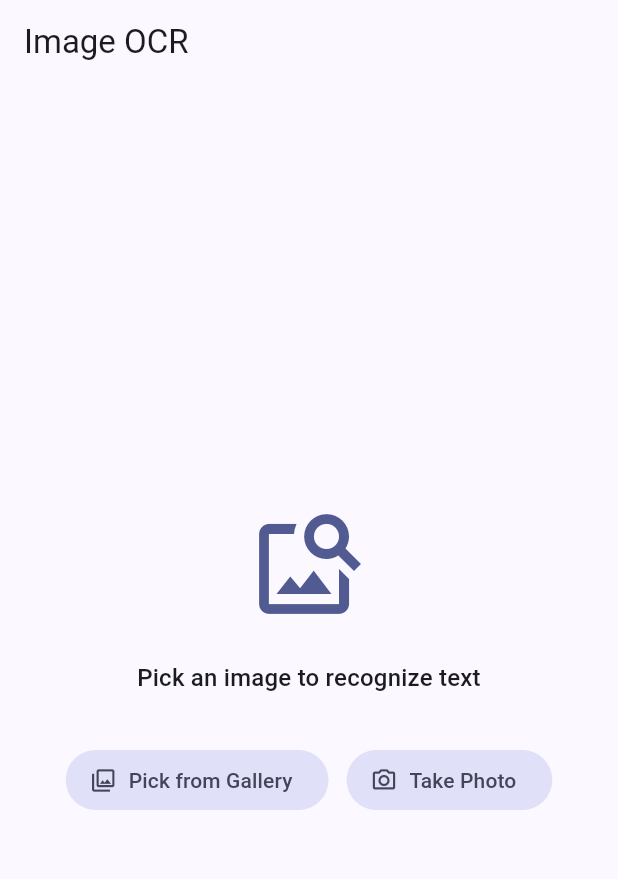
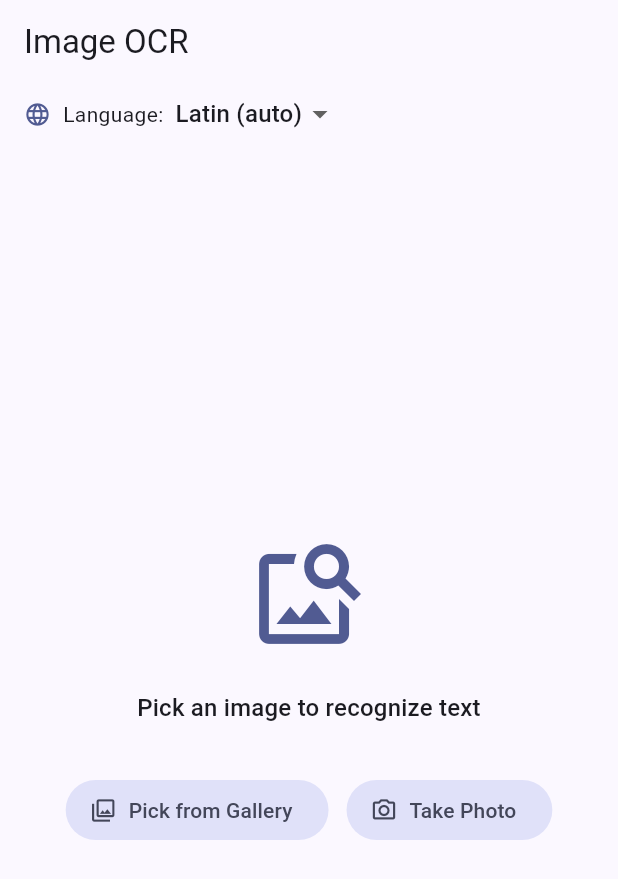
Before and after one commit to ayush-tech-hub/Reader, a Flutter app: the ImageOcrScreen screen opened by its route, on a phone screen of 412 x 824 dp. Shown: the top 879 px of the screen. Run offline on Flutter 3.47's test engine with Material 3 defaults, Android fonts, the phone set to English and light mode, and no system bars; our stand-ins replace equatable, file_picker, flutter_markdown, flutter_riverpod, flutter_tts, go_router and 8 more; missing offline and left inert: pdfrx; accounts and stored records are empty; generated files the repository leaves out were written again.

Commit message:
feat: multi-language OCR support (Chinese, Japanese, Korean, Devanagari)
Adds 4 additional ML Kit text-recognition packages (chinese, devanagari,
japanese, korean) to build.gradle.kts alongside the existing Latin model.

OcrHandler.kt now accepts an optional `script` parameter on all three
method calls (recognizeImage, recognizePdf, recognizeImageBatch) and picks
the matching TextRecognizer via a single `recognizerForScript()` helper.

On the Flutter side, OcrEngine exposes the same `script` named parameter,
OcrJobNotifier threads it through all three public recognition methods, and
a new OcrScriptSelector widget (Latin/Chinese/Devanagari/Japanese/Korean
dropdown) is embedded in the ImageOcr, CameraOcr, and BatchOcr screens so
users can choose the writing system before running recognition.

Co-Authored-By: Claude Sonnet 4.6 <noreply@anthropic.com>
Claude-Session: https://claude.ai/code/session_01H3EJJaNRERMnpKgmLmd9dN

```diff
--- a/lib/features/ocr/presentation/screens/image_ocr_screen.dart
+++ b/lib/features/ocr/presentation/screens/image_ocr_screen.dart
@@ -7,6 +7,7 @@ import 'package:flutter_riverpod/flutter_riverpod.dart';
 import 'package:image_picker/image_picker.dart';
 
 import '../providers/ocr_providers.dart';
+import '../widgets/ocr_script_selector.dart';
 import 'ocr_result_screen.dart';
 
 /// Screen for picking one or more images and running OCR on them.
@@ -25,6 +26,7 @@ class ImageOcrScreen extends ConsumerStatefulWidget {
 class _ImageOcrScreenState extends ConsumerState<ImageOcrScreen> {
   final _picker = ImagePicker();
   XFile? _pickedFile;
+  String? _script;
 
   @override
   Widget build(BuildContext context) {
@@ -32,7 +34,19 @@ class _ImageOcrScreenState extends ConsumerState<ImageOcrScreen> {
     final isRunning = jobState.isRunning;
 
     return Scaffold(
-      appBar: AppBar(title: const Text('Image OCR')),
+      appBar: AppBar(
+        title: const Text('Image OCR'),
+        bottom: PreferredSize(
+          preferredSize: const Size.fromHeight(40),
+          child: Padding(
+            padding: const EdgeInsets.fromLTRB(16, 0, 16, 8),
+            child: OcrScriptSelector(
+              value: _script,
+              onChanged: (v) => setState(() => _script = v),
+            ),
+          ),
+        ),
+      ),
       body: _pickedFile == null
           ? _EmptyState(
               onGallery: isRunning ? null : _pickFromGallery,
@@ -81,7 +95,9 @@ class _ImageOcrScreenState extends ConsumerState<ImageOcrScreen> {
     final path = _pickedFile?.path;
     if (path == null) return;
 
-    final result = await ref.read(ocrJobProvider.notifier).recognizeImage(path);
+    final result = await ref
+        .read(ocrJobProvider.notifier)
+        .recognizeImage(path, script: _script);
 
     if (!mounted) return;
 
--- /dev/null
+++ b/lib/features/ocr/presentation/widgets/ocr_script_selector.dart
@@ -0,0 +1,56 @@
+import 'package:flutter/material.dart';
+
+/// The script (writing system) entries the OCR engine can handle.
+const List<({String? value, String label, String hint})> kOcrScripts = [
+  (value: null, label: 'Latin (auto)', hint: 'English, French, Spanish, German, …'),
+  (value: 'chinese', label: 'Chinese', hint: 'Simplified & Traditional'),
+  (value: 'devanagari', label: 'Devanagari', hint: 'Hindi, Nepali, Sanskrit, …'),
+  (value: 'japanese', label: 'Japanese', hint: 'Hiragana, Katakana & Kanji'),
+  (value: 'korean', label: 'Korean', hint: 'Hangul'),
+];
+
+/// A dropdown row for picking the OCR writing system.
+///
+/// Wrap in a [Row] or [Column] as needed — the widget itself is compact.
+class OcrScriptSelector extends StatelessWidget {
+  const OcrScriptSelector({
+    super.key,
+    required this.value,
+    required this.onChanged,
+  });
+
+  final String? value;
+  final ValueChanged<String?> onChanged;
+
+  @override
+  Widget build(BuildContext context) {
+    final scheme = Theme.of(context).colorScheme;
+    final textTheme = Theme.of(context).textTheme;
+
+    return Row(
+      children: [
+        Icon(Icons.language, size: 18, color: scheme.primary),
+        const SizedBox(width: 8),
+        Text('Language:', style: textTheme.bodyMedium),
+        const SizedBox(width: 8),
+        DropdownButton<String?>(
+          value: value,
+          isDense: true,
+          underline: const SizedBox.shrink(),
+          items: kOcrScripts
+              .map(
+                (s) => DropdownMenuItem<String?>(
+                  value: s.value,
+                  child: Tooltip(
+                    message: s.hint,
+                    child: Text(s.label),
+                  ),
+                ),
+              )
+              .toList(),
+          onChanged: onChanged,
+        ),
+      ],
+    );
+  }
+}
```
Also changed, not shown: lib/features/ai/data/ml_engines.dart (+21 -4 lines), lib/features/ocr/presentation/providers/ocr_providers.dart (+18 -24 lines), lib/features/ocr/presentation/screens/batch_ocr_screen.dart (+13 -4 lines), lib/features/ocr/presentation/screens/camera_ocr_screen.dart (+9 -4 lines), 2 other files.
